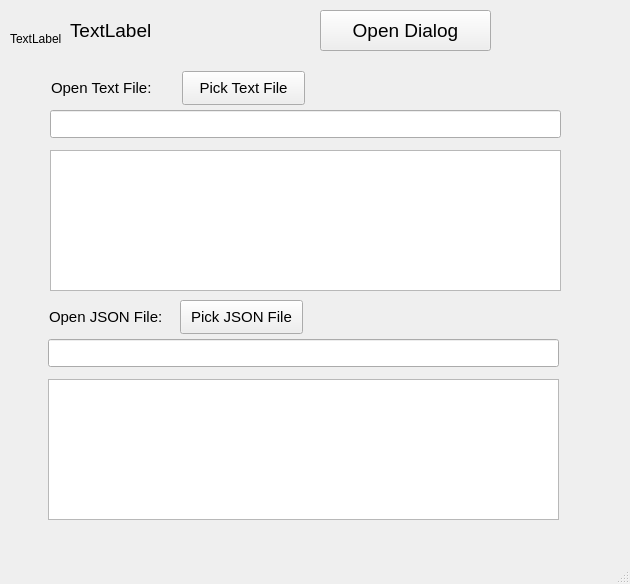
The window that twoForms/mainwindow.ui (jentor67/Qt6Cmake) describes before a commit, drawn with Qt 5.
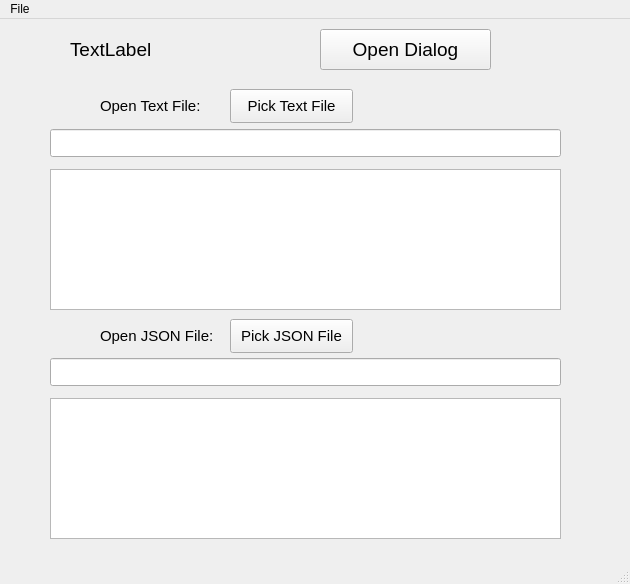
The same window after the commit. Icons and pictures are not drawn.

Patch:
```diff
--- a/twoForms/mainwindow.ui
+++ b/twoForms/mainwindow.ui
@@ -53,8 +53,8 @@
    <widget class="QLabel" name="lblOpenFile">
     <property name="geometry">
      <rect>
-      <x>51</x>
-      <y>71</y>
+      <x>100</x>
+      <y>70</y>
       <width>124</width>
       <height>34</height>
      </rect>
@@ -71,8 +71,8 @@
    <widget class="QPushButton" name="btnPickTextFile">
     <property name="geometry">
      <rect>
-      <x>182</x>
-      <y>71</y>
+      <x>230</x>
+      <y>70</y>
       <width>123</width>
       <height>34</height>
      </rect>
@@ -109,7 +109,7 @@
    <widget class="QTextEdit" name="txtJSONBody">
     <property name="geometry">
      <rect>
-      <x>48</x>
+      <x>50</x>
       <y>379</y>
       <width>511</width>
       <height>141</height>
@@ -119,7 +119,7 @@
    <widget class="QLabel" name="lblOpenJSONFile">
     <property name="geometry">
      <rect>
-      <x>49</x>
+      <x>100</x>
       <y>300</y>
       <width>124</width>
       <height>34</height>
@@ -137,7 +137,7 @@
    <widget class="QLineEdit" name="txtJSONPath">
     <property name="geometry">
      <rect>
-      <x>48</x>
+      <x>50</x>
       <y>339</y>
       <width>511</width>
       <height>28</height>
@@ -147,7 +147,7 @@
    <widget class="QPushButton" name="btnPickJSONFile">
     <property name="geometry">
      <rect>
-      <x>180</x>
+      <x>230</x>
       <y>300</y>
       <width>123</width>
       <height>34</height>
@@ -166,13 +166,57 @@
     <property name="geometry">
      <rect>
       <x>10</x>
-      <y>30</y>
-      <width>54</width>
-      <height>17</height>
+      <y>0</y>
+      <width>51</width>
+      <height>51</height>
      </rect>
     </property>
     <property name="text">
-     <string>TextLabel</string>
+     <string/>
+    </property>
+    <property name="pixmap">
+     <pixmap resource="resource.qrc">:/Images/Images/Warehouse.png</pixmap>
+    </property>
+    <property name="scaledContents">
+     <bool>true</bool>
+    </property>
+   </widget>
+   <widget class="QLabel" name="lblJSON">
+    <property name="geometry">
+     <rect>
+      <x>50</x>
+      <y>300</y>
+      <width>31</width>
+      <height>31</height>
+     </rect>
+    </property>
+    <property name="text">
+     <string/>
+    </property>
+    <property name="pixmap">
+     <pixmap resource="resource.qrc">:/Images/Images/jsonfile.jpeg</pixmap>
+    </property>
+    <property name="scaledContents">
+     <bool>true</bool>
+    </property>
+   </widget>
+   <widget class="QLabel" name="lblTextFile">
+    <property name="geometry">
+     <rect>
+      <x>50</x>
+      <y>70</y>
+      <width>31</width>
+      <height>31</height>
+     </rect>
+    </property>
+    <property name="text">
+     <string/>
+    </property>
+    <property name="pixmap">
+     <pixmap resource="resource.qrc">:/Images/Images/TextFile.png</pixmap>
+    </property>
+    <property name="scaledContents">
+     <bool>true</bool>
     </property>
    </widget>
   </widget>
@@ -182,9 +226,17 @@
      <x>0</x>
      <y>0</y>
      <width>630</width>
-     <height>22</height>
+     <height>26</height>
     </rect>
    </property>
+   <widget class="QMenu" name="menuExit">
+    <property name="title">
+     <string>File</string>
+    </property>
+    <addaction name="separator"/>
+    <addaction name="actionExit"/>
+   </widget>
+   <addaction name="menuExit"/>
   </widget>
   <widget class="QStatusBar" name="statusbar"/>
  </widget>
```
Left out of the diff: 11 changed lines with no effect on the pictures.
